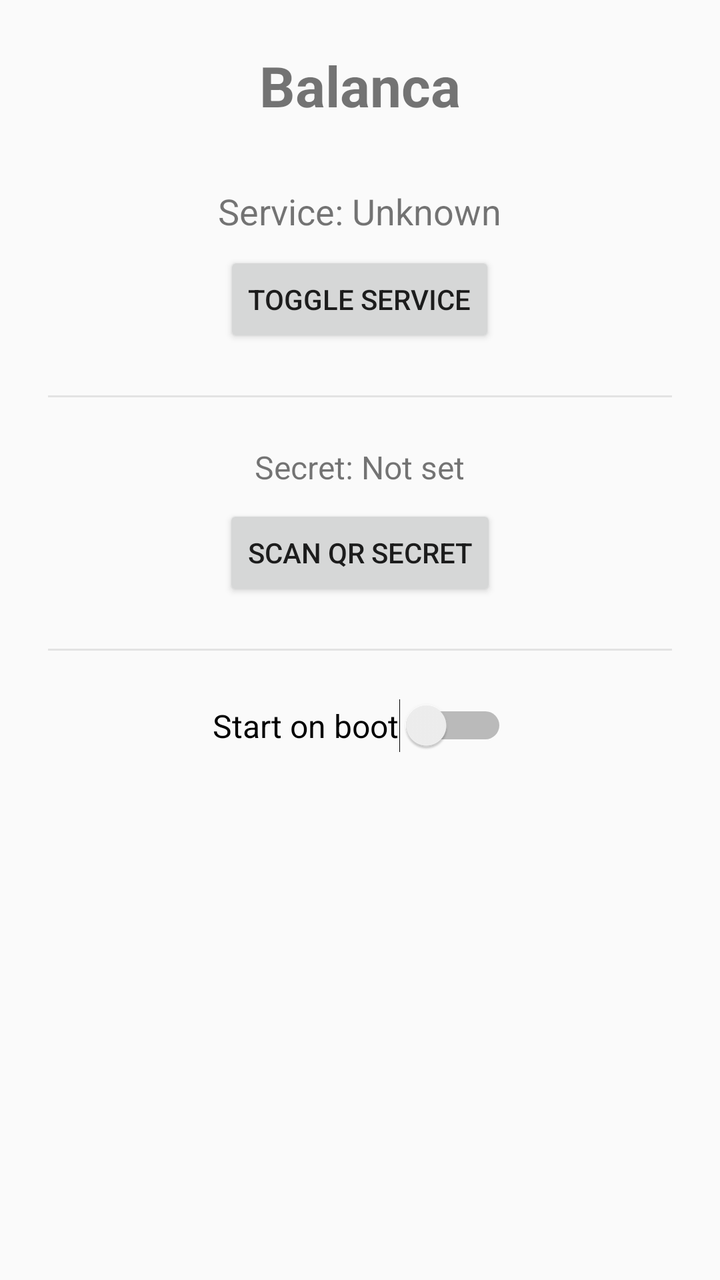
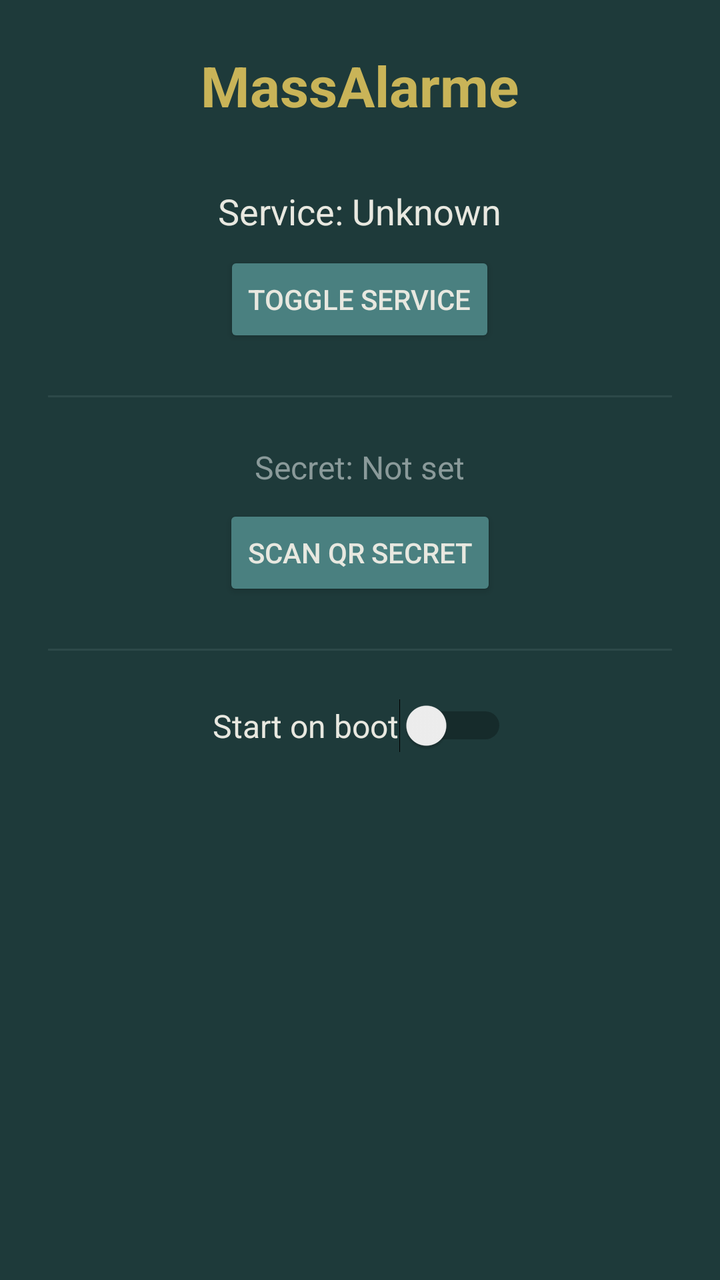

Screens rendered from an Android XML layout before and after an edit, with the pre-edit source and the edit as a unified diff.
<!-- AndroidManifest.xml: application theme Theme.AppCompat.Light.NoActionBar -->
<!-- res/layout/activity_main.xml -->
<?xml version="1.0" encoding="utf-8"?>
<LinearLayout xmlns:android="http://schemas.android.com/apk/res/android"
    android:layout_width="match_parent"
    android:layout_height="match_parent"
    android:orientation="vertical"
    android:padding="24dp"
    android:gravity="center_horizontal">

    <TextView
        android:layout_width="wrap_content"
        android:layout_height="wrap_content"
        android:text="Balanca"
        android:textSize="28sp"
        android:textStyle="bold"
        android:layout_marginBottom="32dp" />

    <TextView
        android:id="@+id/service_status"
        android:layout_width="wrap_content"
        android:layout_height="wrap_content"
        android:text="Service: Unknown"
        android:textSize="18sp"
        android:layout_marginBottom="8dp" />

    <Button
        android:id="@+id/service_toggle"
        android:layout_width="wrap_content"
        android:layout_height="wrap_content"
        android:text="Toggle Service"
        android:layout_marginBottom="24dp" />

    <View
        android:layout_width="match_parent"
        android:layout_height="1dp"
        android:background="#33888888"
        android:layout_marginBottom="24dp" />

    <TextView
        android:id="@+id/secret_status"
        android:layout_width="wrap_content"
        android:layout_height="wrap_content"
        android:text="Secret: Not set"
        android:textSize="16sp"
        android:layout_marginBottom="8dp" />

    <Button
        android:id="@+id/scan_secret"
        android:layout_width="wrap_content"
        android:layout_height="wrap_content"
        android:text="Scan QR Secret"
        android:layout_marginBottom="24dp" />

    <View
        android:layout_width="match_parent"
        android:layout_height="1dp"
        android:background="#33888888"
        android:layout_marginBottom="24dp" />

    <Switch
        android:id="@+id/boot_toggle"
        android:layout_width="wrap_content"
        android:layout_height="wrap_content"
        android:text="Start on boot"
        android:textSize="16sp" />

</LinearLayout>
<!-- resources referenced by this layout -->
<resources>

</resources>

<!-- the commit's change to res/layout/activity_main.xml (unified diff, before → after) -->
@@ -4,14 +4,16 @@
     android:layout_height="match_parent"
     android:orientation="vertical"
     android:padding="24dp"
-    android:gravity="center_horizontal">
+    android:gravity="center_horizontal"
+    android:background="@color/bg_dark">
 
     <TextView
         android:layout_width="wrap_content"
         android:layout_height="wrap_content"
-        android:text="Balanca"
+        android:text="MassAlarme"
         android:textSize="28sp"
         android:textStyle="bold"
+        android:textColor="@color/secondary_accent"
         android:layout_marginBottom="32dp" />
 
     <TextView
@@ -20,6 +22,7 @@
         android:layout_height="wrap_content"
         android:text="Service: Unknown"
         android:textSize="18sp"
+        android:textColor="@color/text_primary"
         android:layout_marginBottom="8dp" />
 
     <Button
@@ -27,12 +30,14 @@
         android:layout_width="wrap_content"
         android:layout_height="wrap_content"
         android:text="Toggle Service"
+        android:backgroundTint="@color/primary_accent"
+        android:textColor="@color/text_primary"
         android:layout_marginBottom="24dp" />
 
     <View
         android:layout_width="match_parent"
         android:layout_height="1dp"
-        android:background="#33888888"
+        android:background="@color/divider"
         android:layout_marginBottom="24dp" />
 
     <TextView
@@ -41,6 +46,7 @@
         android:layout_height="wrap_content"
         android:text="Secret: Not set"
         android:textSize="16sp"
+        android:textColor="@color/text_muted"
         android:layout_marginBottom="8dp" />
 
     <Button
@@ -48,12 +54,14 @@
         android:layout_width="wrap_content"
         android:layout_height="wrap_content"
         android:text="Scan QR Secret"
+        android:backgroundTint="@color/primary_accent"
+        android:textColor="@color/text_primary"
         android:layout_marginBottom="24dp" />
 
     <View
         android:layout_width="match_parent"
         android:layout_height="1dp"
-        android:background="#33888888"
+        android:background="@color/divider"
         android:layout_marginBottom="24dp" />
 
     <Switch
@@ -61,6 +69,7 @@
         android:layout_width="wrap_content"
         android:layout_height="wrap_content"
         android:text="Start on boot"
-        android:textSize="16sp" />
+        android:textSize="16sp"
+        android:textColor="@color/text_primary" />
 
 </LinearLayout>
<!-- resource entries referenced after the edit -->
@@ -1,5 +1,10 @@
 <!-- resources referenced by this layout -->
 <resources>
-
+  <color name="bg_dark">#1E3A3A</color>
+  <color name="divider">#33688888</color>
+  <color name="primary_accent">#4A8080</color>
+  <color name="secondary_accent">#C9B458</color>
+  <color name="text_muted">#8A9A9A</color>
+  <color name="text_primary">#E8E8E0</color>
 </resources>
 
